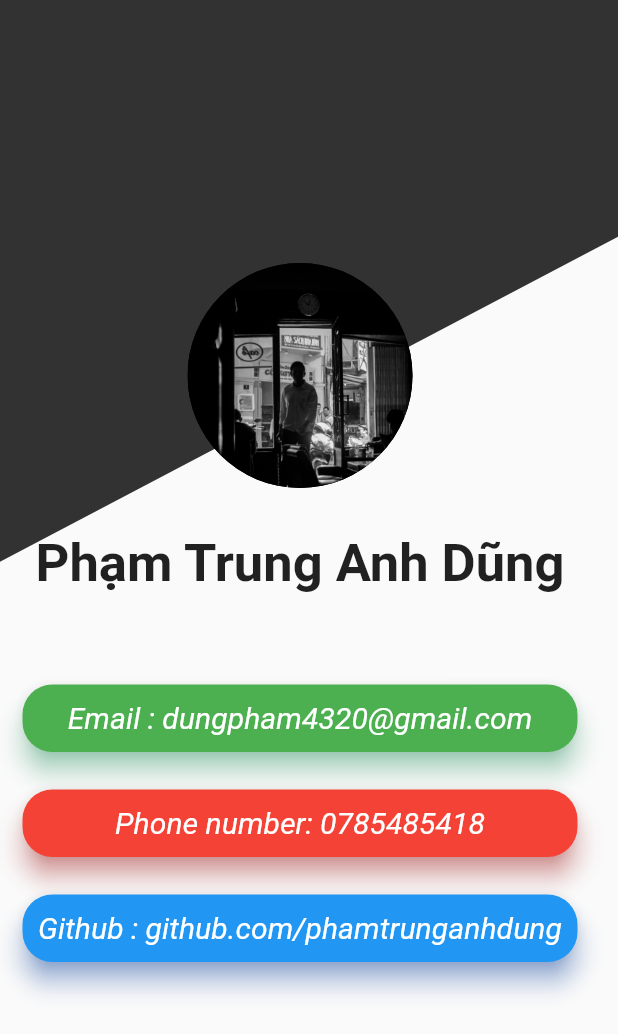
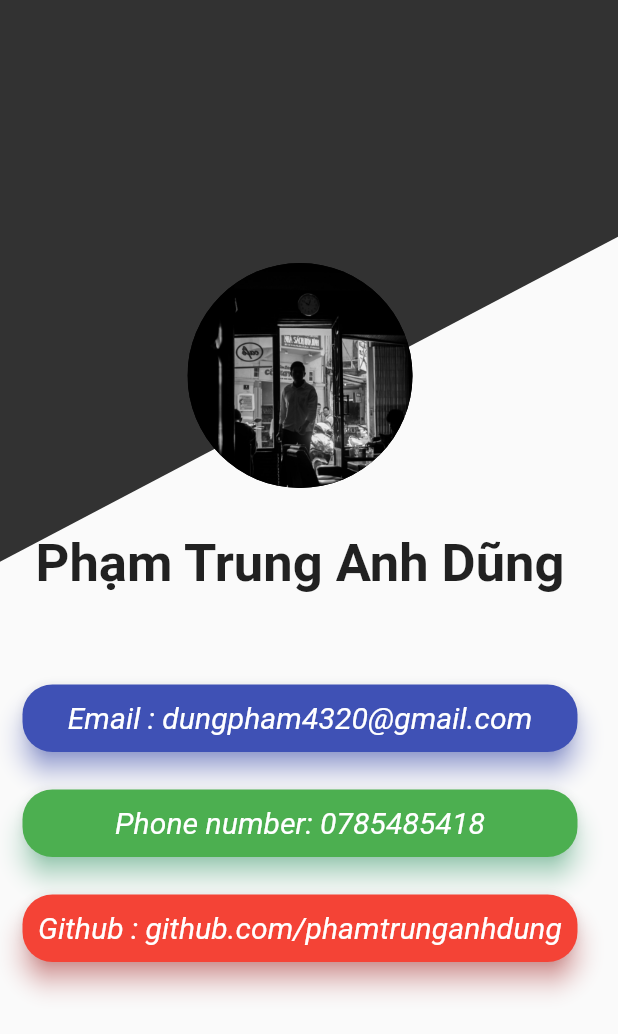
Before and after one commit to phamtrunganhdung/Learn-Flutter, a Flutter app: the screen it shows after launch, on a phone screen of 412 x 824 dp. Shown: the top 1034 px of the screen. Run offline on Flutter 3.47's test engine with Material 2 defaults, Android fonts, the phone set to English and light mode, and no system bars.

Commit message:
update Color

```diff
--- a/member_display/lib/main.dart
+++ b/member_display/lib/main.dart
@@ -72,8 +72,8 @@ class PositionedWidget extends StatelessWidget {
             width: 370.0,
             child: Material(
               borderRadius: BorderRadius.circular(20.0),
-              shadowColor: Colors.greenAccent,
-              color: Colors.green,
+              shadowColor: Colors.indigoAccent,
+              color: Colors.indigo,
               elevation: 7.0,
               child: Center(
                 child: Text(
@@ -92,8 +92,8 @@ class PositionedWidget extends StatelessWidget {
             width: 370.0,
             child: Material(
               borderRadius: BorderRadius.circular(20.0),
-              shadowColor: Colors.redAccent,
-              color: Colors.red,
+              shadowColor: Colors.greenAccent,
+              color: Colors.green,
               elevation: 7.0,
               child: Center(
                 child: Text(
@@ -112,8 +112,8 @@ class PositionedWidget extends StatelessWidget {
             width: 370.0,
             child: Material(
               borderRadius: BorderRadius.circular(20.0),
-              shadowColor: Colors.blueAccent,
-              color: Colors.blue,
+              shadowColor: Colors.redAccent,
+              color: Colors.red,
               elevation: 7.0,
               child: Center(
                 child: Text(
```
